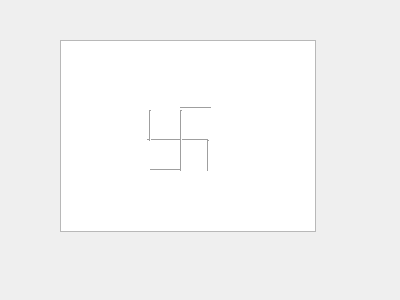
Above: editortab.ui from SkuratovichA/diagrams before the change. Below: the same form after it.
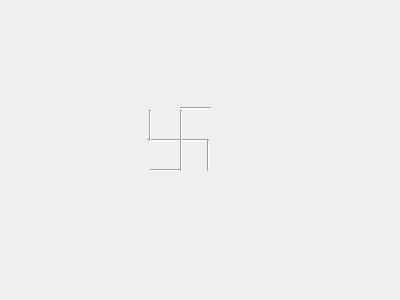
That is the form after the change.

Commit message: remove segmentation fault

What changed in the file:
```diff
--- a/editortab.ui
+++ b/editortab.ui
@@ -13,16 +13,7 @@
   <property name="windowTitle">
    <string>Form</string>
   </property>
-  <widget class="QGraphicsView" name="graphicsView">
-   <property name="geometry">
-    <rect>
-     <x>60</x>
-     <y>40</y>
-     <width>256</width>
-     <height>192</height>
-    </rect>
-   </property>
-  </widget>
+  <layout class="QGridLayout" name="gridLayout"/>
   <widget class="Line" name="line">
    <property name="geometry">
     <rect>
```
The commit also changes 1 other file.
